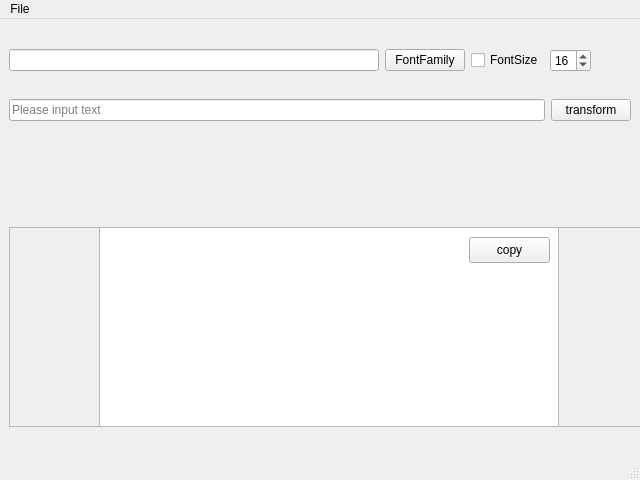
qytech/LCDTools, file MainWindow.ui: the form before one commit.
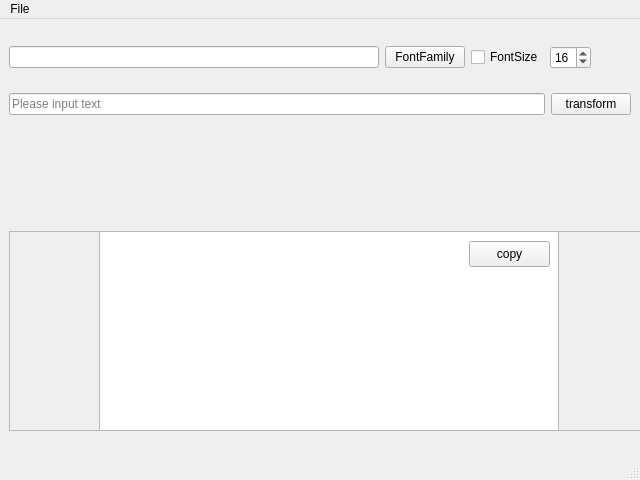
The form after the commit.

Commit message: fix text oration to vertical

Patch:
```diff
--- a/MainWindow.ui
+++ b/MainWindow.ui
@@ -143,14 +143,14 @@
      <widget class="QLabel" name="iv_image">
       <property name="minimumSize">
        <size>
-        <width>48</width>
-        <height>32</height>
+        <width>32</width>
+        <height>48</height>
        </size>
       </property>
       <property name="maximumSize">
        <size>
-        <width>48</width>
-        <height>32</height>
+        <width>32</width>
+        <height>48</height>
        </size>
       </property>
       <property name="text">
```
The commit also changes 2 other files.
